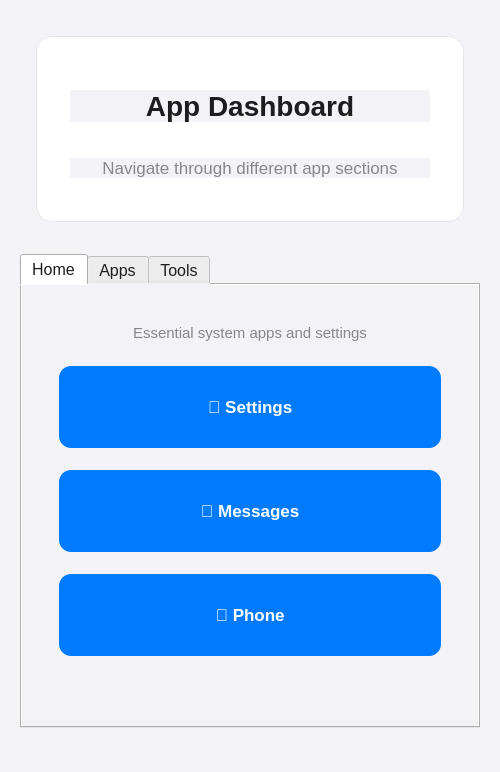
Before: the Qt Designer form app2/mainwindow.ui in Millyvolt/qt_cursor_app_2, drawn with Qt 5.
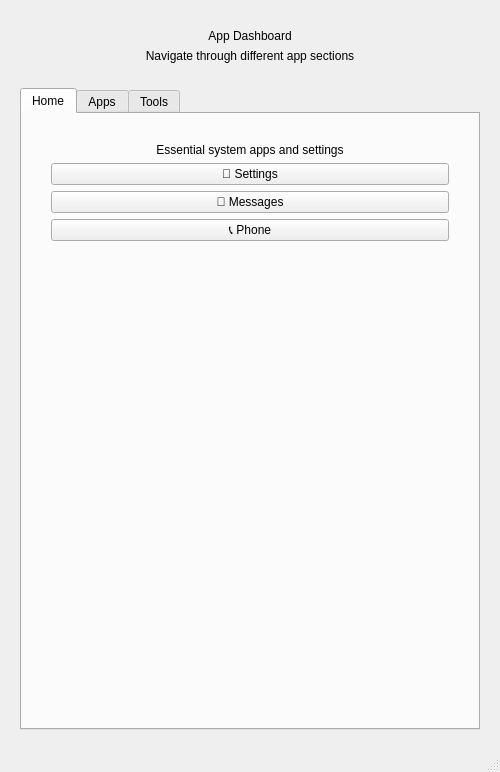
After: the same form once the commit is applied.

Commit message: Styles in separate file

```diff
--- a/app2/mainwindow.ui
+++ b/app2/mainwindow.ui
@@ -13,14 +13,6 @@
   <property name="windowTitle">
    <string>iOS Style Qt Application</string>
   </property>
-  <property name="styleSheet">
-   <string notr="true">QWidget {
-    background-color: #f2f2f7;
-    color: #1d1d1f;
-    font-family: -apple-system, BlinkMacSystemFont, 'Segoe UI', Roboto, sans-serif;
-    font-size: 16px;
-}</string>
-  </property>
   <widget class="QWidget" name="centralwidget">
    <layout class="QVBoxLayout" name="verticalLayout">
     <property name="spacing">
@@ -40,26 +32,9 @@
     </property>
     <item>
      <widget class="QFrame" name="headerCard">
-      <property name="styleSheet">
-       <string notr="true">QFrame#headerCard {
-    background-color: white;
-    border-radius: 16px;
-    border: 1px solid #e5e5ea;
-    margin: 16px;
-    padding: 24px;
-}</string>
-      </property>
       <layout class="QVBoxLayout" name="headerLayout">
        <item>
         <widget class="QLabel" name="titleLabel">
-         <property name="styleSheet">
-          <string notr="true">QLabel#titleLabel {
-    font-size: 28px;
-    font-weight: 700;
-    color: #1d1d1f;
-    margin: 20px 0px;
-}</string>
-         </property>
          <property name="text">
           <string>App Dashboard</string>
          </property>
@@ -70,14 +45,6 @@
        </item>
        <item>
         <widget class="QLabel" name="subtitleLabel">
-         <property name="styleSheet">
-          <string notr="true">QLabel#subtitleLabel {
-    font-size: 17px;
-    font-weight: 400;
-    color: #86868b;
-    margin: 10px 0px;
-}</string>
-         </property>
          <property name="text">
           <string>Navigate through different app sections</string>
          </property>
@@ -94,43 +61,6 @@
     </item>
     <item>
      <widget class="QTabWidget" name="tabWidget">
-      <property name="styleSheet">
-       <string notr="true">QTabWidget::pane {
-    border: none;
-    background-color: #f2f2f7;
-}
-
-QTabWidget::tab-bar {
-    alignment: center;
-}
-
-QTabBar::tab {
-    background-color: white;
-    color: #86868b;
-    border: none;
-    border-radius: 8px 8px 0px 0px;
-    padding: 12px 20px;
-    margin: 0px 2px;
-    font-size: 15px;
-    font-weight: 500;
-    min-width: 80px;
-}
-
-QTabBar::tab:selected {
-    background-color: #f2f2f7;
-    color: #007aff;
-    font-weight: 600;
-}
-
-QTabBar::tab:hover:!selected {
-    background-color: #e5e5ea;
-    color: #1d1d1f;
-}
-
-QTabWidget::tab-content {
-    background-color: #f2f2f7;
-    border: none;</string>
-      </property>
       <property name="currentIndex">
        <number>0</number>
       </property>
@@ -156,21 +86,9 @@
         </property>
         <item>
          <widget class="QFrame" name="card1">
-          <property name="styleSheet">
-           <string notr="true">QFrame#card {
-    background-color: white;
-    border-radius: 16px;
-    border: 1px solid #e5e5ea;
-    margin: 16px;
-    padding: 20px;
-}</string>
-          </property>
           <layout class="QVBoxLayout" name="card1Layout">
            <item>
             <widget class="QLabel" name="description1">
-             <property name="styleSheet">
-              <string notr="true">QLabel { color: #86868b; font-size: 15px; margin: 10px; }</string>
-             </property>
              <property name="text">
               <string>Essential system apps and settings</string>
              </property>
@@ -184,29 +102,6 @@
            </item>
            <item>
             <widget class="QPushButton" name="pushButton1_1">
-             <property name="styleSheet">
-              <string notr="true">QPushButton {
-    background-color: #007aff;
-    border: none;
-    border-radius: 12px;
-    color: white;
-    font-size: 17px;
-    font-weight: 600;
-    padding: 16px 24px;
-    margin: 8px;
-    min-width: 140px;
-    min-height: 50px;
-}
-
-QPushButton:hover {
-    background-color: #0056cc;
-}
-
-QPushButton:pressed {
-    background-color: #004499;
-    transform: scale(0.98);
-}</string>
-             </property>
              <property name="text">
               <string>📱 Settings</string>
              </property>
@@ -214,29 +109,6 @@
            </item>
            <item>
             <widget class="QPushButton" name="pushButton1_2">
-             <property name="styleSheet">
-              <string notr="true">QPushButton {
-    background-color: #007aff;
-    border: none;
-    border-radius: 12px;
-    color: white;
-    font-size: 17px;
-    font-weight: 600;
-    padding: 16px 24px;
-    margin: 8px;
-    min-width: 140px;
-    min-height: 50px;
-}
-
-QPushButton:hover {
-    background-color: #0056cc;
-}
-
-QPushButton:pressed {
-    background-color: #004499;
-    transform: scale(0.98);
-}</string>
-             </property>
              <property name="text">
               <string>📧 Messages</string>
              </property>
@@ -244,29 +116,6 @@
            </item>
            <item>
             <widget class="QPushButton" name="pushButton1_3">
-             <property name="styleSheet">
-              <string notr="true">QPushButton {
-    background-color: #007aff;
-    border: none;
-    border-radius: 12px;
-    color: white;
-    font-size: 17px;
-    font-weight: 600;
-    padding: 16px 24px;
-    margin: 8px;
-    min-width: 140px;
-    min-height: 50px;
-}
-
-QPushButton:hover {
-    background-color: #0056cc;
-}
-
-QPushButton:pressed {
-    background-color: #004499;
-    transform: scale(0.98);
-}</string>
-             </property>
              <property name="text">
               <string>📞 Phone</string>
              </property>
```
Left out of the diff: 162 changed lines with no effect on the pictures. The commit also changes 8 other files.
